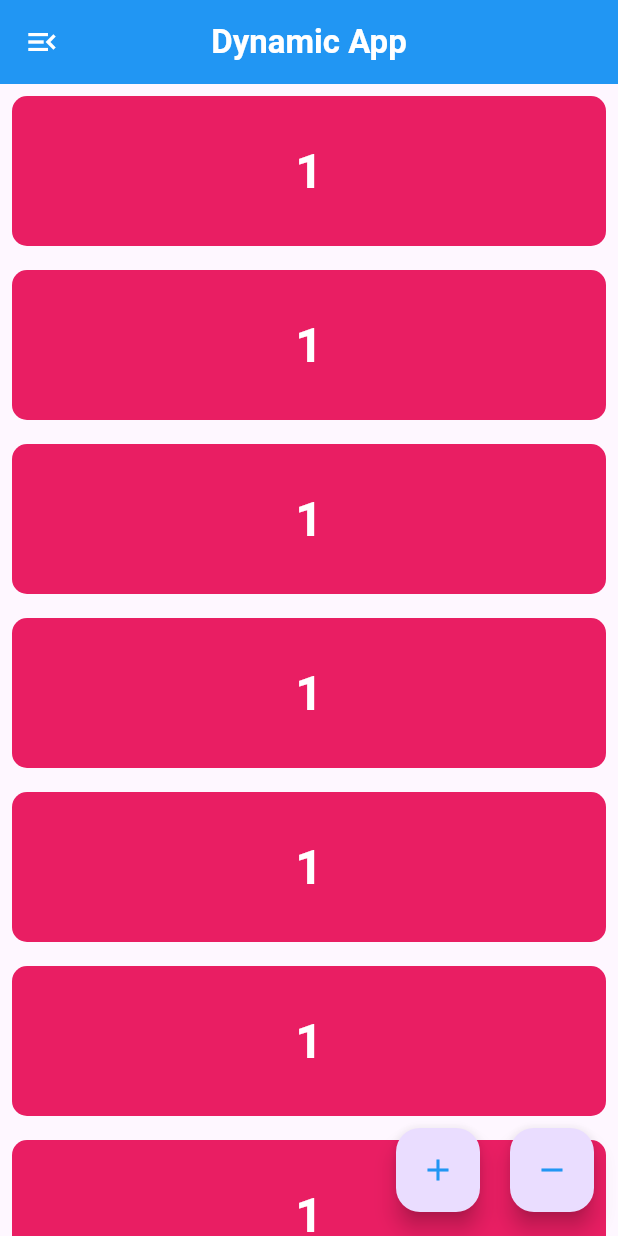
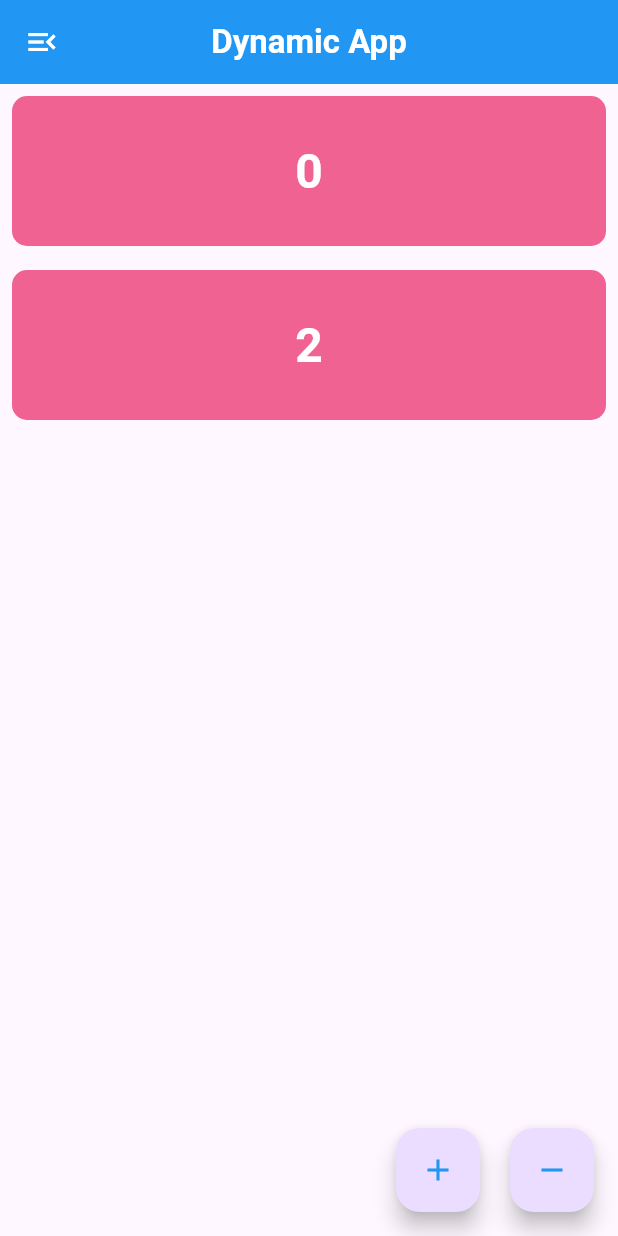
Before and after one commit to Krupaparmar30/counter_app, a Flutter app: the screen it shows after launch, after a tap on the "add" icon, on a phone screen of 412 x 824 dp. Run offline on Flutter 3.47's test engine with Material 3 defaults, Android fonts, the phone set to English and light mode, and no system bars.

Commit message:
Update DymanicList.dart

```diff
--- a/lib/utils/homePage/DymanicList.dart
+++ b/lib/utils/homePage/DymanicList.dart
@@ -26,47 +26,47 @@ class _homeScreenState extends State<homeScreen> {
       ),
       body: SingleChildScrollView(
         child: Align(
-
           child: Column(
-            children: [
-              box(),
-              box(),
-              box(),
-              box(),
-              box(),
-              box(),
-              box(),
-
-
-
-
-
-            ],
+            children: List.generate(box1.length, (index) =>box(index: box1[index]) ),
           ),
         ),
       ),
       floatingActionButton: Row(
-
         mainAxisSize: MainAxisSize.min,
         children: [
-            FloatingActionButton(onPressed: (){}
-            ,child: Icon(Icons.add,color: Colors.blue.shade500,),),
-
-         SizedBox(width: 20,),
-
-
-    FloatingActionButton(onPressed: (){}
-    ,child: Icon(Icons.remove,color: Colors.blue.shade500,),),
-
+          FloatingActionButton(
+            onPressed: () {
+              setState(() {
+                box1.add(box1.length + 1);
+              });
+            },
+            child: Icon(
+              Icons.add,
+              color: Colors.blue.shade500,
+            ),
+          ),
+          SizedBox(
+            width: 20,
+          ),
+          FloatingActionButton(
+            onPressed: () {
+              setState(() {
+                box1.removeAt(box1.length-1);
+              });
+            },
+            child: Icon(
+              Icons.remove,
+              color: Colors.blue.shade500,
+            ),
+          ),
         ],
       ),
     );
   }
-  List box1=[
-    0
-  ];
 
-  Padding box() {
+  List<int> box1 = [0];
+
+  Padding box({required index}) {
     return Padding(
       padding: const EdgeInsets.all(8.0),
       child: Column(
@@ -74,24 +74,22 @@ class _homeScreenState extends State<homeScreen> {
           Container(
             height: 100,
             width: double.infinity,
-
             decoration: BoxDecoration(
                 borderRadius: BorderRadius.circular(10),
-                color: Colors.pink,
+                color: (index % 2 == 0)
+                    ? Colors.pink.shade300
+                    : Colors.pink.shade400),
+            child: Center(
+                child: Text(
+              '$index',
+              style: TextStyle(
+                  color: Colors.white,
+                  fontSize: 32,
+                  fontWeight: FontWeight.bold),
+            )),
           ),
-              child: Center(child: Text('1',style: TextStyle(color: Colors.white,fontSize: 32,fontWeight: FontWeight.bold),)),
-
-
-
-            )
-            ,
-
         ],
-
       ),
-
-
     );
-
   }
 }
```
Lines whose indentation alone changed are shown as unchanged.
